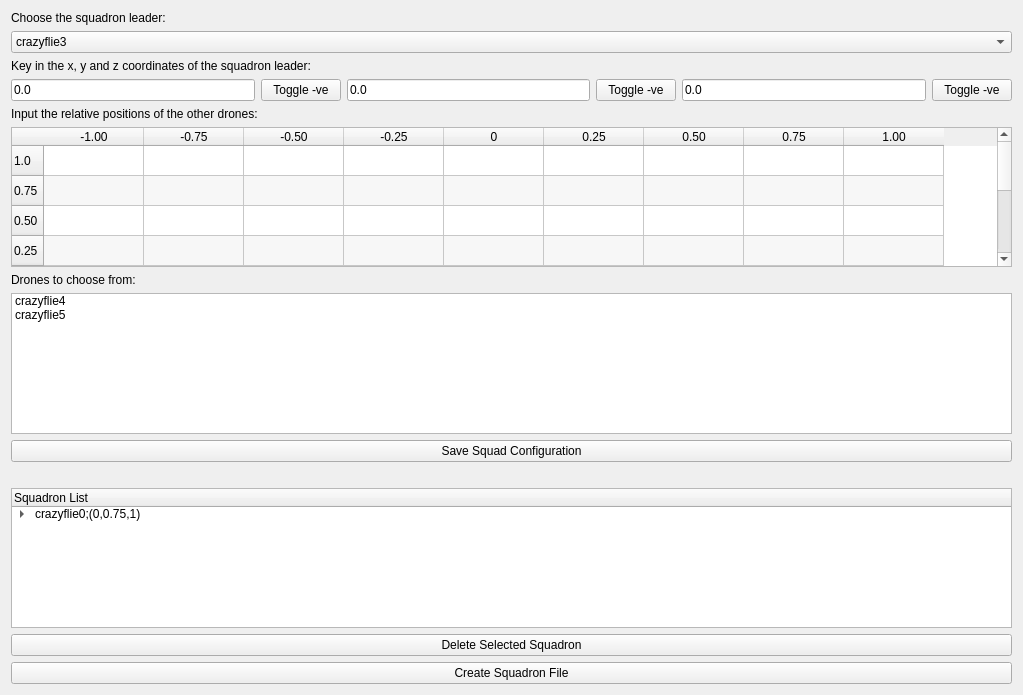
Old version of the form rqt_squadron/rqt_squadron_py/resource/Squadron.ui in the repository zhexxian/SUTD-S03-DSO-Indoor-Drone.
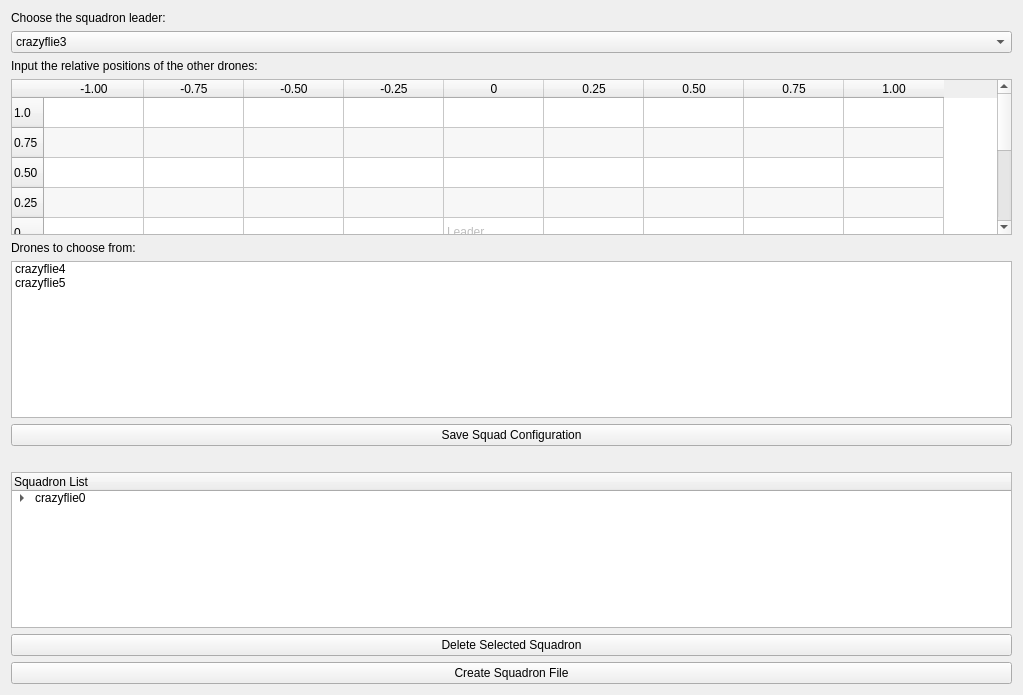
New version of the form.

Commit message: edited squadron plugin to not take in leader coordinates

```diff
--- a/rqt_squadron/rqt_squadron_py/resource/Squadron.ui
+++ b/rqt_squadron/rqt_squadron_py/resource/Squadron.ui
@@ -41,75 +41,7 @@
     </widget>
    </item>
    <item>
-    <widget class="QLabel" name="label_2">
-     <property name="text">
-      <string>Key in the x, y and z coordinates of the squadron leader:</string>
-     </property>
-    </widget>
-   </item>
-   <item>
-    <layout class="QHBoxLayout" name="horizontalLayout_2">
-     <item>
-      <widget class="QLineEdit" name="xcoord">
-       <property name="toolTip">
-        <string>&lt;html&gt;&lt;head/&gt;&lt;body&gt;&lt;p&gt;x-coordinate&lt;/p&gt;&lt;/body&gt;&lt;/html&gt;</string>
-       </property>
-       <property name="inputMask">
-        <string>0.0; </string>
-       </property>
-       <property name="text">
-        <string>0.0</string>
-       </property>
-      </widget>
-     </item>
-     <item>
-      <widget class="QPushButton" name="toggle1">
-       <property name="text">
-        <string>Toggle -ve</string>
-       </property>
-      </widget>
-     </item>
-     <item>
-      <widget class="QLineEdit" name="ycoord">
-       <property name="toolTip">
-        <string>&lt;html&gt;&lt;head/&gt;&lt;body&gt;&lt;p&gt;y-coordinate&lt;/p&gt;&lt;/body&gt;&lt;/html&gt;</string>
-       </property>
-       <property name="inputMask">
-        <string>0.0; </string>
-       </property>
-       <property name="text">
-        <string>0.0</string>
-       </property>
-      </widget>
-     </item>
-     <item>
-      <widget class="QPushButton" name="toggle2">
-       <property name="text">
-        <string>Toggle -ve</string>
-       </property>
-      </widget>
-     </item>
-     <item>
-      <widget class="QLineEdit" name="zcoord">
-       <property name="toolTip">
-        <string>&lt;html&gt;&lt;head/&gt;&lt;body&gt;&lt;p&gt;z-coordinate&lt;/p&gt;&lt;/body&gt;&lt;/html&gt;</string>
-       </property>
-       <property name="inputMask">
-        <string>0.0; </string>
-       </property>
-       <property name="text">
-        <string>0.0</string>
-       </property>
-      </widget>
-     </item>
-     <item>
-      <widget class="QPushButton" name="toggle3">
-       <property name="text">
-        <string>Toggle -ve</string>
-       </property>
-      </widget>
-     </item>
-    </layout>
+    <layout class="QHBoxLayout" name="horizontalLayout_2"/>
    </item>
    <item>
     <layout class="QVBoxLayout" name="verticalLayout">
@@ -310,7 +242,7 @@
      </column>
      <item>
       <property name="text">
-       <string>crazyflie0;(0,0.75,1)</string>
+       <string>crazyflie0</string>
       </property>
       <item>
        <property name="text">
```
The commit also changes 3 other files.
